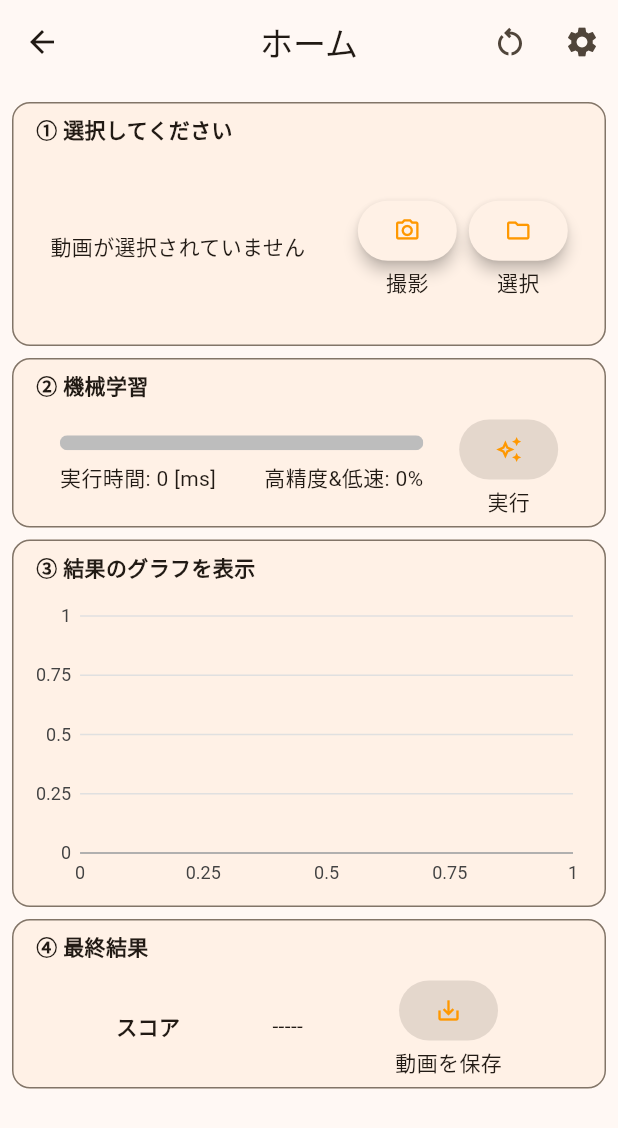
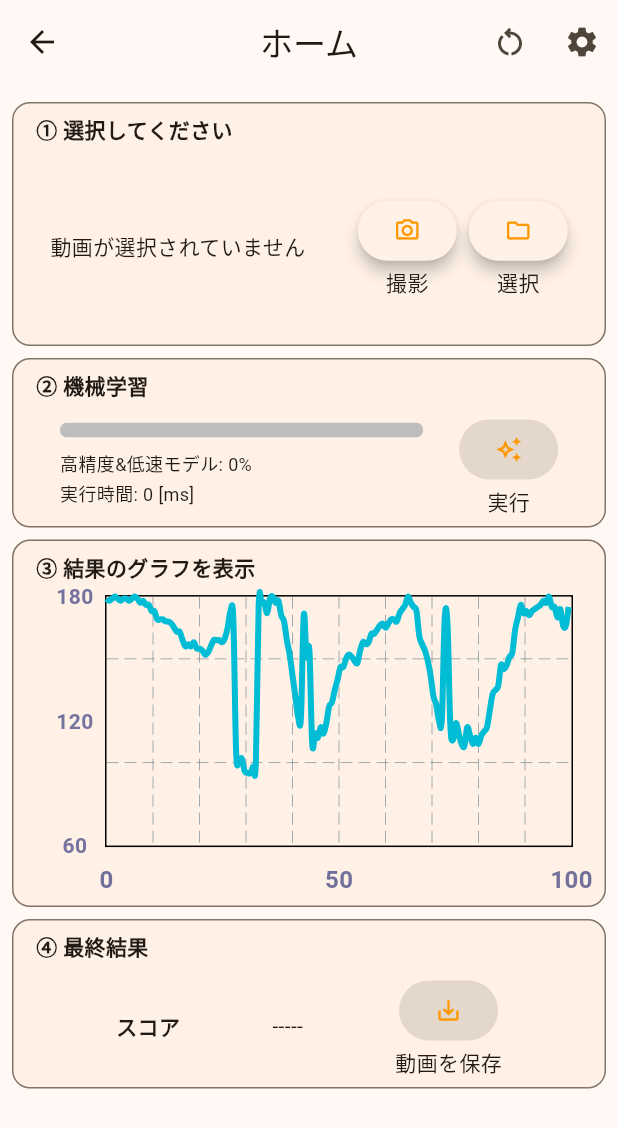
Before and after one commit to HarumaIto/walking_analysis, a Flutter app: the HomePage screen opened directly, on a phone screen of 412 x 824 dp. Shown: the top 1128 px of the screen. Run offline on Flutter 3.47's test engine with Material 2 defaults, Android fonts, the light colour scheme and no system bars; drawn by our look-alikes of fl_chart; our stand-ins replace camera, csv, firebase_core, flutter_native_splash, flutter_riverpod, fluttertoast and 6 more; missing offline and left inert: flutter_ffmpeg, fraction, google_mlkit_pose_detection, video_thumbnail; accounts and stored records are empty.

Commit message:
チャートのライブラリを変更

```diff
--- a/lib/home_view_model/chart_view_model.dart
+++ b/lib/home_view_model/chart_view_model.dart
@@ -1,71 +1,33 @@
-import 'package:charts_flutter/flutter.dart' as chart;
-import 'package:flutter/cupertino.dart';
+import 'package:fl_chart/fl_chart.dart';
+import 'package:flutter/material.dart';
 import 'package:flutter_riverpod/flutter_riverpod.dart';
+import 'package:walking_analysis/repository/fl_chart_repository.dart';
 
-import '../model/angle_data.dart';
 import '../model/global_variable.dart';
 import '../state/home_providers.dart';
-import '../utility/chart_util.dart';
 
 class ChartViewModel extends ConsumerWidget {
-  ChartViewModel({Key? key}) : super(key: key);
-
-  List<chart.Series> seriesList = [];
-
-  // chartで使えるようにデータ変換
-  List<chart.Series<AngleData, int>> _createDataList(List list) {
-    List<AngleData> compDataList = dataExtraction(GlobalVar.comparisonData, 0);
-    List<AngleData> dataList = dataExtraction(list, 0);
-
-    return _createChart(compDataList, dataList);
-  }
-
-  // chartを作成する
-  List<chart.Series<AngleData, int>> _createChart(
-      List<AngleData> compDataList,
-      List<AngleData> dataList,) {
-    return [
-      chart.Series<AngleData, int>(
-          id: 'comparison chart',
-          domainFn: (data, _) => data.count,
-          measureFn: (data, _) => data.value,
-          data: compDataList
-      ),
-      chart.Series<AngleData, int>(
-        id: 'angle chart',
-        domainFn: (data, _) => data.count,
-        measureFn: (data, _) => data.value,
-        data: dataList
-      ),
-    ];
-  }
-
-  // 初期化したチャートを作成する
-  List<chart.Series<AngleData, int>> _createInitChart() {
-    List<AngleData> noDataList = [];
-
-    return [
-      chart.Series<AngleData, int>(
-        id: 'no data',
-        domainFn: (data, _) => data.count,
-        measureFn: (data, _) => data.value,
-        data: noDataList
-      )
-    ];
-  }
+  const ChartViewModel({Key? key}) : super(key: key);
 
   @override
   Widget build(BuildContext context, WidgetRef ref) {
     List dataList = ref.watch(dataListProvider).dataList;
+    double screenWidth  = GlobalVar.screenWidth;
 
-    return Container(
+    return SizedBox(
       height: 200,
-      width: double.infinity,
-      child: dataList.isEmpty
-          ? chart.LineChart(_createInitChart())
-          : chart.LineChart(
-          _createDataList(dataList)
+      width: screenWidth-60,
+      child: LineChart(
+        FlChartRepository(
+            showComparisonData: true,
+            dataList: dataList
+        ).createChartData()
       ),
     );
   }
 }
+/*
+dataList.isEmpty
+? chart.LineChart(_createInitChart())
+          : chart.LineChart(_createDataList(dataList)
+ */
--- a/lib/home_view_model/ml_view_model.dart
+++ b/lib/home_view_model/ml_view_model.dart
@@ -27,7 +27,7 @@ class MlViewModel extends ConsumerWidget {
         SizedBox(
           width: width / 1.7,
           child: Column(
-            crossAxisAlignment: CrossAxisAlignment.end,
+            crossAxisAlignment: CrossAxisAlignment.start,
             children: [
               ClipRRect(
                 borderRadius: const BorderRadius.all(Radius.circular(10)),
@@ -44,13 +44,14 @@ class MlViewModel extends ConsumerWidget {
                 ),
               ),
               const SizedBox(height: 8,),
-              Row(
+              Column(
+                crossAxisAlignment: CrossAxisAlignment.start,
                 children: [
-                  Text('実行時間: $runTime [ms]'),
-                  const Spacer(),
-                  Text('$selectedVal: $percentProgress%', style: const TextStyle(fontSize: 14),),
+                  Text('$selectedValモデル: $percentProgress%', style: const TextStyle(fontSize: 12),),
+                  const SizedBox(height: 2,),
+                  Text('実行時間: $runTime [ms]', style: const TextStyle(fontSize: 12),),
                 ],
-              )
+              ),
             ],
           ),
         ),
--- a/lib/model/angle_data.dart
+++ /dev/null
@@ -1,6 +0,0 @@
-class AngleData {
-  final int count;
-  final int value;
-
-  AngleData(this.count, this.value);
-}
--- /dev/null
+++ b/lib/repository/fl_chart_repository.dart
@@ -0,0 +1,161 @@
+import 'package:fl_chart/fl_chart.dart';
+import 'package:flutter/material.dart';
+
+import '../model/global_variable.dart';
+import '../utility/calculation.dart';
+
+class FlChartRepository {
+
+  final bool showComparisonData;
+  final List dataList;
+
+  FlChartRepository({
+    required this.showComparisonData,
+    required this.dataList
+  });
+
+  // チャートを作成
+  LineChartData createChartData() {
+    return LineChartData(
+      lineTouchData: _lineTouchData,
+      titlesData: _titlesData,
+      lineBarsData: _getLineBarData(dataList),
+      maxX: 100,
+      minX: 0,
+      maxY: 180,
+      minY: 60,
+    );
+  }
+
+  // さわった時に表示されるデータを設定
+  LineTouchData get _lineTouchData => LineTouchData(
+      handleBuiltInTouches: true,
+      touchTooltipData: LineTouchTooltipData(
+        tooltipBgColor: Colors.blueGrey.withOpacity(0.8),
+      )
+  );
+
+  // 上下左右のタイトルの表示設定
+  FlTitlesData get _titlesData => FlTitlesData(
+    bottomTitles: AxisTitles(
+      sideTitles: _bottomTitles,
+    ),
+    rightTitles: AxisTitles(
+      sideTitles: SideTitles(showTitles: false),
+    ),
+    topTitles: AxisTitles(
+      sideTitles: SideTitles(showTitles: false),
+    ),
+    leftTitles: AxisTitles(
+      sideTitles: _leftTitles(),
+    ),
+  );
+
+  // 線グラフに表示するデータを取得
+  List<LineChartBarData> _getLineBarData(List dataList) {
+    List<LineChartBarData> result = [];
+    if (showComparisonData) {
+      result.add(_getLineChartBarData(GlobalVar.comparisonData));
+    }
+    if (dataList.isNotEmpty) {
+      result.add(_getLineChartBarData(dataList));
+    }
+    return result;
+  }
+
+  // グラフにするデータを設定
+  LineChartBarData _getLineChartBarData(List list) {
+    return LineChartBarData(
+        isCurved: true,
+        barWidth: 4,
+        dotData: FlDotData(show: false),
+        belowBarData: BarAreaData(show: false),
+        spots: _flSpotDataExtraction(list, 0)
+    );
+  }
+
+  // 左のタイトルに表示するテキストを設定
+  Widget _leftTitleWidgets(double value, TitleMeta meta) {
+    const style = TextStyle(
+      color: Color(0xff75729e),
+      fontWeight: FontWeight.bold,
+      fontSize: 14,
+    );
+    String text;
+    switch (value.toInt()) {
+      case 60:
+        text = '60';
+        break;
+      case 120:
+        text = '120';
+        break;
+      case 180:
+        text = '180';
+        break;
+      default:
+        return Container();
+    }
+
+    return Text(text, style: style, textAlign: TextAlign.center);
+  }
+
+  // 左のタイトルの設定
+  SideTitles _leftTitles() => SideTitles(
+    getTitlesWidget: _leftTitleWidgets,
+    showTitles: true,
+    interval: 1,
+    reservedSize: 40,
+  );
+
+  // 下のタイトルに表示するテキストの設定
+  Widget _bottomTitleWidgets(double value, TitleMeta meta) {
+    const style = TextStyle(
+      color: Color(0xff72719b),
+      fontWeight: FontWeight.bold,
+      fontSize: 16,
+    );
+    Widget text;
+    switch (value.toInt()) {
+      case 0:
+        text = const Text('0', style: style);
+        break;
+      case 50:
+        text = const Text('50', style: style);
+        break;
+      case 100:
+        text = const Text('100', style: style);
+        break;
+      default:
+        text = const Text('');
+        break;
+    }
+
+    return SideTitleWidget(
+      axisSide: meta.axisSide,
+      space: 10,
+      child: text,
+    );
+  }
+
+  // 下のタイトルを設定
+  SideTitles get _bottomTitles => SideTitles(
+      showTitles: true,
+      reservedSize: 32,
+      interval: 1,
+      getTitlesWidget: _bottomTitleWidgets
+  );
+
+  // データ抽出
+ // columnNum => 必要な縦列のindex
+  List<FlSpot> _flSpotDataExtraction(List list, int columnNum) {
+    List<FlSpot> result = [];
+
+    int dataLength = list.length;
+    for (int i=0; i<dataLength; i++) {
+      double count = normalization(i, dataLength);
+      result.add(FlSpot(count, list[i][columnNum].toDouble()));
+    }
+
+    return result;
+  }
+}
--- a/lib/screen/view/file_library_page.dart
+++ b/lib/screen/view/file_library_page.dart
@@ -1,16 +1,15 @@
 import 'dart:io';
 
-import 'package:charts_flutter/flutter.dart' as chart;
+import 'package:fl_chart/fl_chart.dart';
 import 'package:flutter/material.dart';
 import 'package:flutter_riverpod/flutter_riverpod.dart';
 import 'package:path_provider/path_provider.dart';
 import 'package:video_player/video_player.dart';
 import 'package:walking_analysis/model/video_file_path.dart';
+import 'package:walking_analysis/repository/fl_chart_repository.dart';
 
-import '../../model/angle_data.dart';
 import '../../model/global_variable.dart';
 import '../../state/file_library_provider.dart';
-import '../../utility/chart_util.dart';
 import '../../utility/file_processor.dart';
 import '../../widget/card_template.dart';
 import '../../widget/file_page_dialog.dart';
@@ -47,6 +46,7 @@ class FileLibraryPageState extends ConsumerState<FileLibraryPage> {
     return false;
   }
 
+  /*
   // チャートを作成する
   List<chart.Series<AngleData, int>> _createDataList() {
     List<AngleData> dataList = dataExtraction(getDataForFileCSV(GlobalVar.previewFilePath), 0);
@@ -60,6 +60,8 @@ class FileLibraryPageState extends ConsumerState<FileLibraryPage> {
       )
     ];
   }
+   */
+
 
   // 動画を表示するWidgetを作成する
   VideoPlayerController _createVideoController(String filePath) {
@@ -179,8 +181,11 @@ class FileLibraryPageState extends ConsumerState<FileLibraryPage> {
                                 height: 200,
                                 width: double.infinity,
                                 padding: const EdgeInsets.only(left: 8, right: 8, bottom: 8),
-                                child: chart.LineChart(
-                                    _createDataList()
+                                child: LineChart(
+                                    FlChartRepository(
+                                      showComparisonData: false,
+                                      dataList: getDataForFileCSV(GlobalVar.previewFilePath)
+                                    ).createChartData()
                                 ),
                               ),
                               Container(
--- a/lib/utility/chart_util.dart
+++ /dev/null
@@ -1,16 +0,0 @@
-import '../model/angle_data.dart';
-import 'calculation.dart';
-
-// データ抽出
-// columnNum => 必要な縦列のindex
-List<AngleData> dataExtraction(List list, int columnNum) {
-  List<AngleData> results = [];
-
-  int dataLength = list.length;
-  for (int i=0; i<dataLength; i++) {
-    int count = normalization(i, dataLength).round();
-    results.add(AngleData(count, list[i][columnNum]));
-  }
-
-  return results;
-}
--- a/pubspec.yaml
+++ b/pubspec.yaml
@@ -46,7 +46,7 @@ dependencies:
   csv: ^5.0.1
   flutter_riverpod: ^1.0.3
   video_thumbnail: ^0.4.6
-  charts_flutter: ^0.12.0
+  fl_chart: ^0.51.0
   flutter_launcher_icons: ^0.9.2
   flutter_native_splash: ^2.1.3+1
   shared_preferences: ^2.0.13
```
Also changed, not shown: 2 other files.
